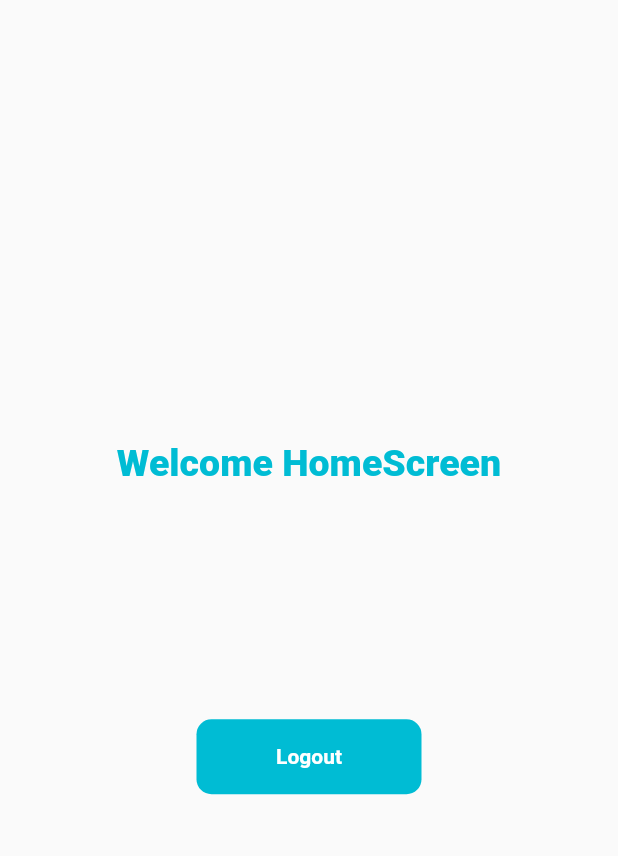
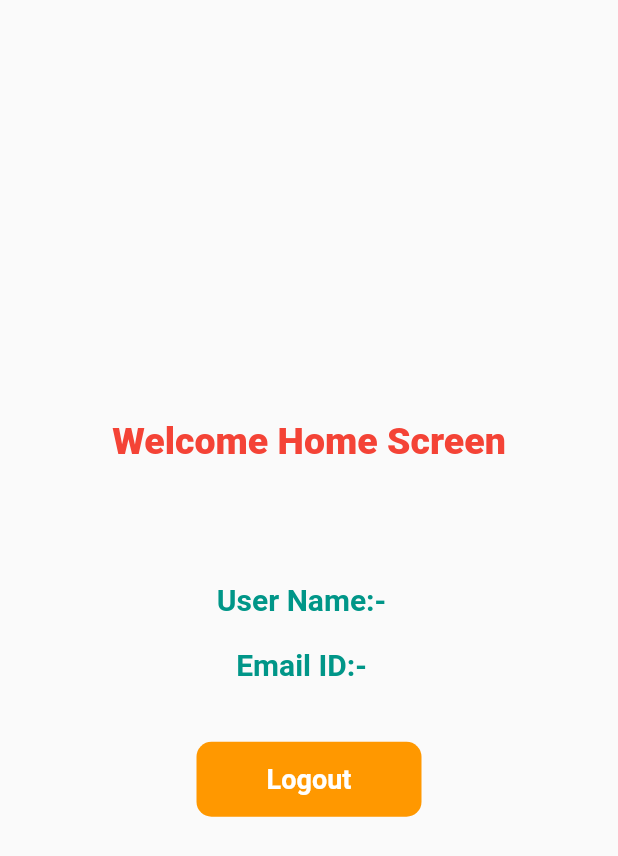
Before and after one commit to ErGaurav8305706255/firebasesigninsignupscreen, a Flutter app: the HomeScreen screen opened directly, on a phone screen of 412 x 824 dp. Shown: the top 856 px of the screen. Run offline on Flutter 3.47's test engine with Material 2 defaults, Android fonts, the phone set to English and light mode, and no system bars; our stand-ins replace cloud_firestore, firebase_auth, firebase_core, fluttertoast, google_sign_in; accounts and stored records are empty.

Commit message:
firebase signing signup screen, signing with Google, get user data in home screen,

```diff
--- a/lib/ui/home_screen.dart
+++ b/lib/ui/home_screen.dart
@@ -11,21 +11,22 @@ class HomeScreen extends StatefulWidget {
 }
 
 class _HomeScreenState extends State<HomeScreen> {
+
+
+
   User? user = FirebaseAuth.instance.currentUser;
   UserModel loggedInUser = UserModel();
-
 
   @override
   void initState (){
     super.initState();
     FirebaseFirestore.instance
     .collection("user")
-    .doc(user!.uid)
+    .doc(user?.uid)
     .get()
     .then((value){
       loggedInUser = UserModel.fromMap(value.data());
       setState(() {
-
       });
     });
   }
@@ -39,21 +40,21 @@ class _HomeScreenState extends State<HomeScreen> {
             child: Column(
               mainAxisAlignment: MainAxisAlignment.center,
               children: [
-                const Text('Welcome HomeScreen',
+                const Text('Welcome Home Screen',
                   style: TextStyle(
-                      color: Colors.cyan,
+                      color: Colors.red,
                       fontWeight: FontWeight.w800,
                       fontSize: 25
                   ),),
-                const SizedBox(height: 50),
-                Text("${loggedInUser.username}",
+                const SizedBox(height: 80),
+                Text("User Name:-  ${loggedInUser.username}",
                   style: const TextStyle(
                     color: Colors.teal,
                     fontWeight: FontWeight.w600,
                     fontSize: 20
                 ),),
                 const SizedBox(height: 20),
-                Text("${loggedInUser.email}",
+                Text("Email ID:-  ${loggedInUser.email}",
                   style: const TextStyle(
                       color: Colors.teal,
                       fontWeight: FontWeight.w600,
@@ -64,13 +65,15 @@ class _HomeScreenState extends State<HomeScreen> {
                   onTap: () {
                     logout(context);
                   },
-                  child: Container(height: 50,width: 150,
+                  child: Container(
+                    height: 50,width: 150,
                     decoration: BoxDecoration(
                       borderRadius: BorderRadius.circular(10),
-                      color: Colors.cyan
+                      color: Colors.orange
                     ),
                     child: const Center(
                       child: Text('Logout',style: TextStyle(
+                        fontSize: 18,
                         color: Colors.white,
                         fontWeight: FontWeight.bold
                       )),
--- a/pubspec.yaml
+++ b/pubspec.yaml
@@ -39,8 +39,9 @@ dependencies:
   firebase_core: ^0.5.3
   firebase_database: ^4.4.0
   cloud_firestore: ^0.14.4
-  firebase_auth:
+  firebase_auth: ^0.18.4
   fluttertoast: ^8.0.9
+  google_sign_in: ^4.5.9
 
 
 
```
Also changed, not shown: lib/services/auth.dart (+35 -8 lines), lib/ui/signin_screen.dart (+9 -2 lines), lib/ui/signup_screen.dart (+48 -60 lines), pubspec.lock.
